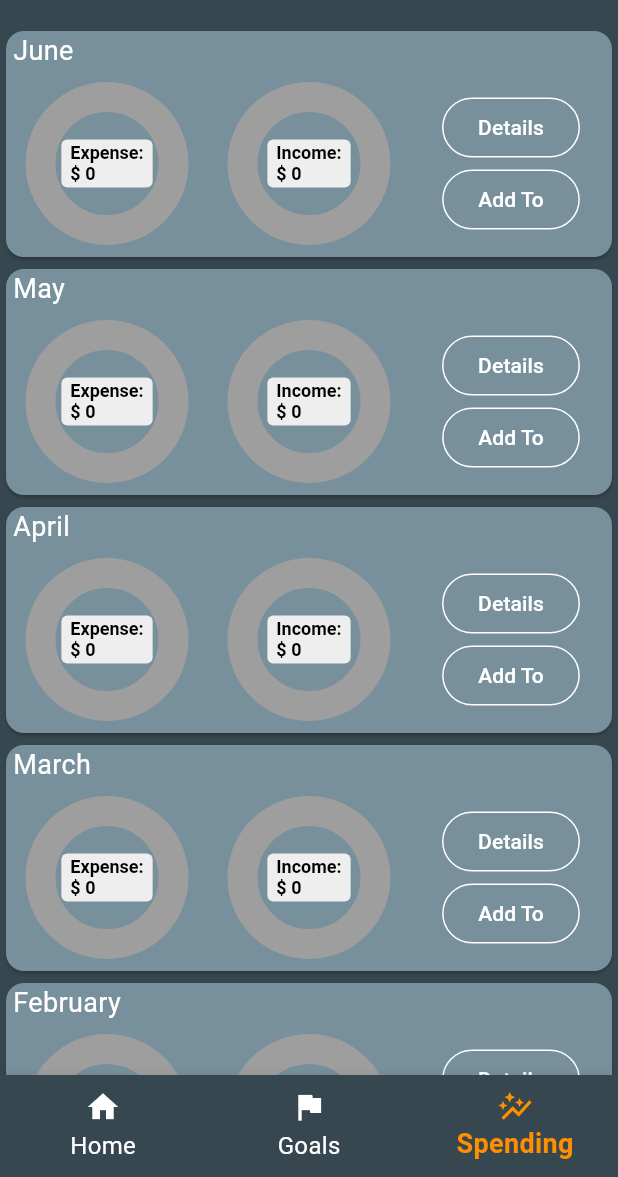
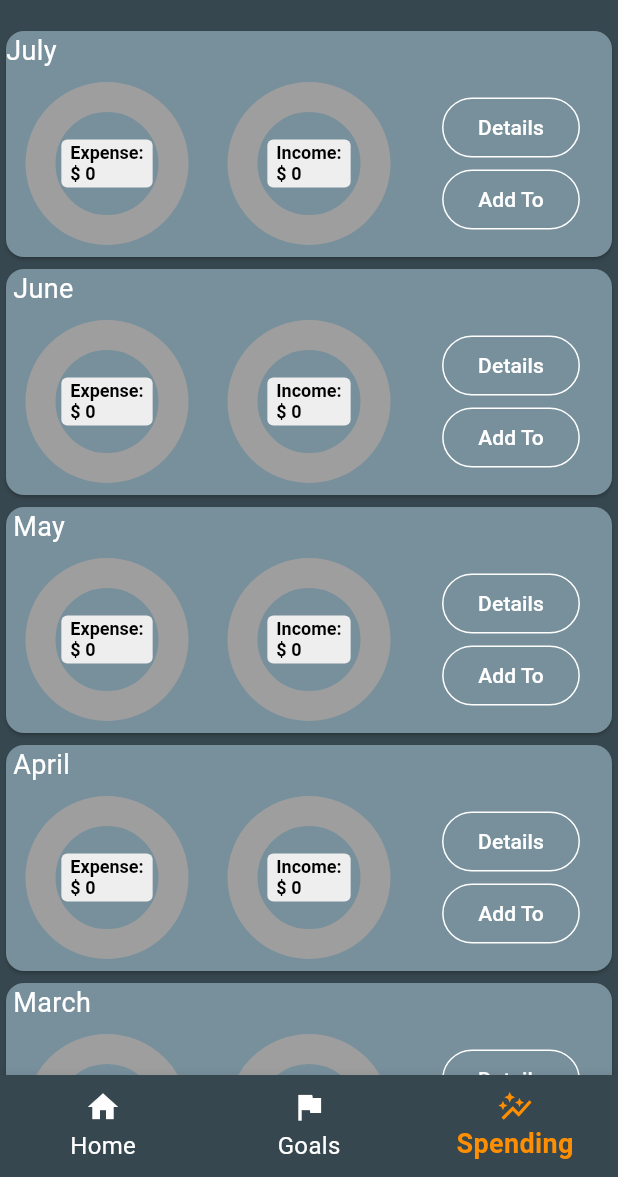
Before and after one commit to hieudphung/MobileAppDevProject1, a Flutter app: the screen it shows after launch, item 3 of the bottom bar chosen, on a phone screen of 412 x 824 dp, the part 59-1236 px from its top. Run offline on Flutter 3.47's test engine with Material 3 defaults, Android fonts, the phone set to English and light mode, and no system bars; drawn by our look-alikes of pie_chart; our stand-ins replace sqflite; accounts and stored records are empty.

Commit message:
july and last touches

```diff
--- a/finance_app/lib/common/common.dart
+++ b/finance_app/lib/common/common.dart
@@ -17,7 +17,10 @@ String getMonth(int month) {
         return ' May';
       case 6:
         return ' June';
+      case 7:
+        return 'July';
         //Only really adding up until June, to replicate as if goes by current month
+        //Now goes up to July, in nod to the extended deadline
     }
 
   return 'None';
--- a/finance_app/lib/finance_provider.dart
+++ b/finance_app/lib/finance_provider.dart
@@ -205,7 +205,7 @@ class FinanceProvider with ChangeNotifier {
     //They should be organized by months, if all expenses are taken
 
     //Iterate by available months
-    for (var month = 6; month > 0; month--) {
+    for (var month = 7; month > 0; month--) {
       //bins for expenses
       double totalGroceries = 0;
       double totalInsurance = 0;
--- a/finance_app/lib/widget/goal_card.dart
+++ b/finance_app/lib/widget/goal_card.dart
@@ -139,7 +139,7 @@ class GoalButtons extends StatelessWidget {
       context: context,
       builder: (BuildContext context) {
         return AlertDialog(
-          title: const Text('Add New Goal'),
+          title: const Text('Pay for Goal'),
           content: PayGoalForm(keepingData: saveData),
           actions: <Widget>[
             TextButton(
@@ -268,6 +268,8 @@ class _PayGoalFormState extends State<PayGoalForm> {
       month = 5;
     } else if (_monthName == 'June') {
       month = 6;
+    } else if (_monthName == 'July') {
+      month = 7;
     }
   }
 
@@ -290,7 +292,7 @@ class _PayGoalFormState extends State<PayGoalForm> {
 
           DropdownButtonFormField<String>(
             value: _monthName,
-            items: <String>['January', 'February', 'March', 'April', 'May', 'June'].map((String value) {
+            items: <String>['January', 'February', 'March', 'April', 'May', 'June', 'July'].map((String value) {
               return DropdownMenuItem<String>(
                 value: value,
                 child: Text(value),
```
